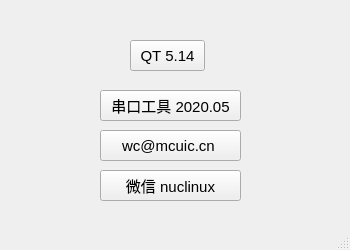
This is about.ui in wziyi/qt-serial as Qt 5 draws it before an edit. The edited form follows.
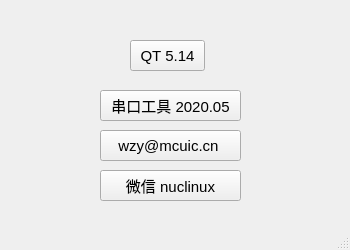
This is the edited form. Icons and pictures are not drawn.

```diff
--- a/about.ui
+++ b/about.ui
@@ -90,7 +90,7 @@
      </sizepolicy>
     </property>
     <property name="text">
-     <string>wc@mcuic.cn </string>
+     <string>wzy@mcuic.cn </string>
     </property>
    </widget>
    <widget class="QPushButton" name="push_qt">
```
Left out of the diff: 2 changed lines with no effect on the pictures.
